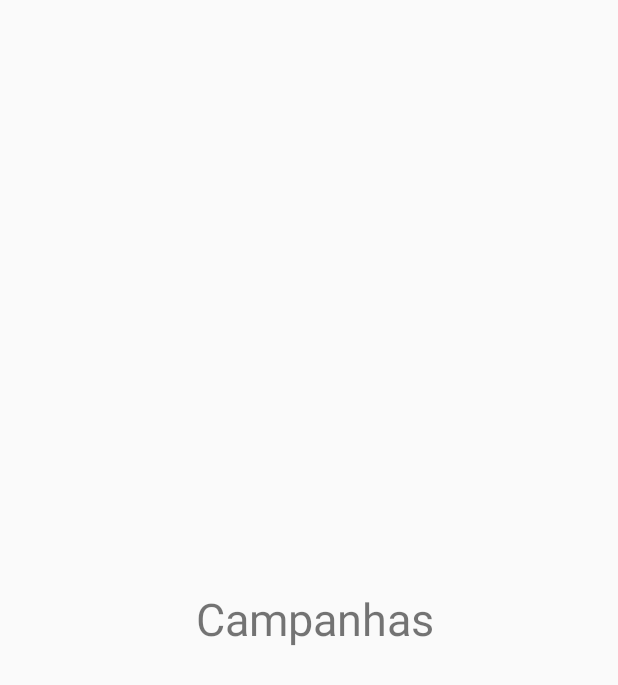
After one commit to alkarramax/ProjetoSA, an Android app: the layout fragment_campanha.xml on its own in the app's theme, with its tools: preview values and no code run, on a phone screen of 412 x 824 dp. The commit adds this screen. Shown: the top 685 px of the screen. Run offline under Robolectric (Android 15) with nearby library versions, the phone set to English and light mode, and no system bars; Roboto replaces fonts that are not available here.

Commit message:
Add mais coisas

```diff
--- a/app/src/main/java/com/example/alkar/projetosa/HomeFragment.java
+++ b/app/src/main/java/com/example/alkar/projetosa/Fragmentos/HomeFragment.java
@@ -1,4 +1,4 @@
-package com.example.alkar.projetosa;
+package com.example.alkar.projetosa.Fragmentos;
 
 import android.content.Intent;
 import android.os.Bundle;
@@ -15,6 +15,7 @@ import android.widget.ImageButton;
 
 import com.example.alkar.projetosa.HomeConfig.Book;
 import com.example.alkar.projetosa.HomeConfig.RecyclerViewAdapter;
+import com.example.alkar.projetosa.R;
 
 import java.util.ArrayList;
 import java.util.List;
--- a/app/src/main/java/com/example/alkar/projetosa/NotificationsFragment.java
+++ b/app/src/main/java/com/example/alkar/projetosa/Fragmentos/NotificationsFragment.java
@@ -1,4 +1,4 @@
-package com.example.alkar.projetosa;
+package com.example.alkar.projetosa.Fragmentos;
 
 import android.support.v4.app.Fragment;
 
--- a/app/src/main/res/drawable/custom_button2.xml
+++ b/app/src/main/res/drawable/custom_button2.xml
@@ -2,8 +2,8 @@
 <shape xmlns:android="http://schemas.android.com/apk/res/android"
     android:shape="rectangle">
 
-    <stroke android:width="1dp" android:color="#123"/>
-    <solid android:color="#fafafa"/>
+    <stroke android:width="1dp" android:color="#020db0"/>
+    <solid android:color="#fff"/>
     <corners android:radius="15dp" />
 
 
--- a/app/src/main/res/drawable/custom_imagem_button.xml
+++ b/app/src/main/res/drawable/custom_imagem_button.xml
@@ -1,5 +1,5 @@
 <?xml version="1.0" encoding="utf-8"?>
 <shape xmlns:android="http://schemas.android.com/apk/res/android">
-    <solid android:color="@color/colorAccent"/>
+    <solid android:color="#020db0"/>
     <corners android:radius="15dp"/>
 </shape>
--- a/app/src/main/res/layout/activity_cadastro__softplayer.xml
+++ b/app/src/main/res/layout/activity_cadastro__softplayer.xml
@@ -178,6 +178,7 @@
         app:layout_constraintTop_toBottomOf="@+id/textSoft_input_unidade" />
 
     <ImageButton
+        android:id="@+id/arrowBack"
         android:layout_width="35dp"
         android:layout_height="35dp"
         android:layout_marginStart="8dp"
@@ -186,7 +187,7 @@
         android:layout_marginEnd="8dp"
         android:layout_marginRight="8dp"
         android:background="@drawable/ic_arrow_back_black_24dp"
-        app:layout_constraintEnd_toStartOf="@+id/ivImagem"
+        app:layout_constraintEnd_toStartOf="@+id/img_photo"
         app:layout_constraintHorizontal_bias="0.078"
         app:layout_constraintStart_toStartOf="parent"
         app:layout_constraintTop_toTopOf="parent"
--- /dev/null
+++ b/app/src/main/res/layout/fragment_campanha.xml
@@ -0,0 +1,24 @@
+<?xml version="1.0" encoding="utf-8"?>
+<android.support.constraint.ConstraintLayout xmlns:android="http://schemas.android.com/apk/res/android"
+    xmlns:app="http://schemas.android.com/apk/res-auto"
+    xmlns:tools="http://schemas.android.com/tools"
+    android:layout_width="match_parent"
+    android:layout_height="match_parent"
+    tools:context=".CampanhaFragment">
+
+
+    <TextView
+        android:layout_width="wrap_content"
+        android:layout_height="wrap_content"
+        android:layout_marginStart="8dp"
+        android:layout_marginLeft="8dp"
+        android:layout_marginTop="8dp"
+        android:layout_marginBottom="8dp"
+        android:text="Campanhas"
+        android:textSize="30sp"
+        app:layout_constraintBottom_toBottomOf="parent"
+        app:layout_constraintEnd_toEndOf="parent"
+        app:layout_constraintStart_toStartOf="parent"
+        app:layout_constraintTop_toTopOf="parent" />
+
+</android.support.constraint.ConstraintLayout>
--- a/app/src/main/res/layout/fragment_home.xml
+++ b/app/src/main/res/layout/fragment_home.xml
@@ -5,7 +5,7 @@
     xmlns:tools="http://schemas.android.com/tools"
     android:layout_width="match_parent"
     android:layout_height="match_parent"
-    tools:context=".HomeFragment"
+    tools:context=".Fragmentos.HomeFragment"
     android:padding="8dp">
 
     <android.support.v7.widget.RecyclerView
--- a/app/src/main/res/menu/bottom_navigation.xml
+++ b/app/src/main/res/menu/bottom_navigation.xml
@@ -14,4 +14,9 @@
         android:id="@+id/nav_notifications"
         android:icon="@drawable/ic_notifications_black_24dp"
         android:title="Notificações"/>
+
+    <item
+        android:id="@+id/nav_campanhas"
+        android:icon="@drawable/ic_event_note_black_24dp"
+        android:title="Campanhas"/>
 </menu>
--- a/app/src/main/res/values/strings.xml
+++ b/app/src/main/res/values/strings.xml
@@ -28,4 +28,7 @@
     <string name="softplayer">Softplayer</string>
     <string name="softPlayer">SoftPlayer</string>
     <string name="voltar">Voltar</string>
+
+    <!-- TODO: Remove or change this placeholder text -->
+    <string name="hello_blank_fragment">Hello blank fragment</string>
 </resources>
```
Also changed, not shown: app/src/main/java/com/example/alkar/projetosa/CampanhaFragment.java (added, +21 -0 lines), app/src/main/java/com/example/alkar/projetosa/Fragmentos/ProfileFragment.java (renamed from app/src/main/java/com/example/alkar/projetosa/ProfileFragment.java, +10 -2 lines), app/src/main/java/com/example/alkar/projetosa/Home.java (+7 -4 lines), app/src/main/java/com/example/alkar/projetosa/LoginMain.java (+9 -0 lines), app/src/main/java/com/example/alkar/projetosa/TelaAdmin/Cadastro_Entidade.java (+48 -1 lines), app/src/main/java/com/example/alkar/projetosa/cadastroSoftplayer.java (+14 -0 lines), app/src/main/res/drawable/ic_event_note_black_24dp.xml (added, +9 -0 lines), app/src/main/res/layout/activity_cadastro__entidade.xml (+31 -9 lines).
